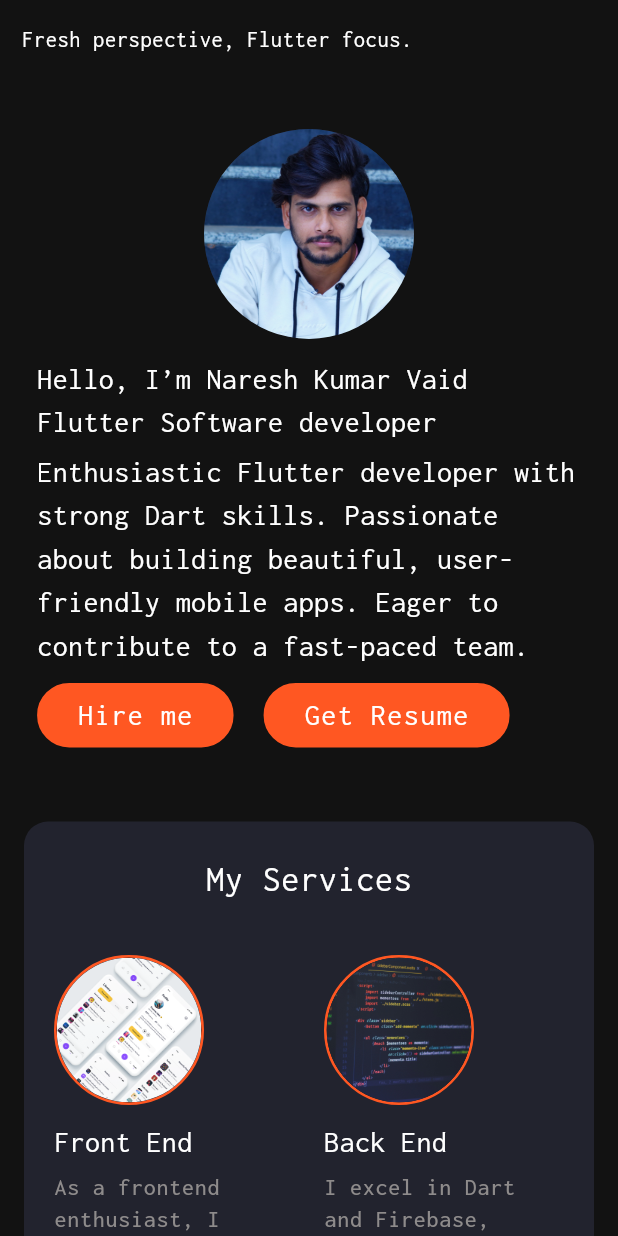
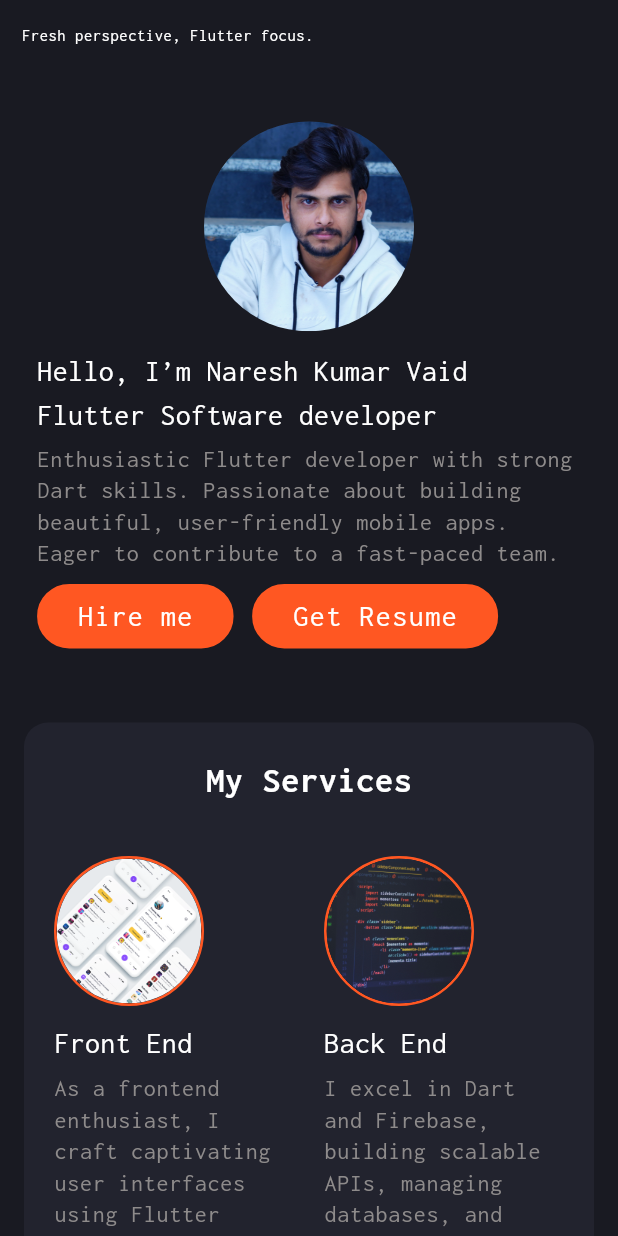
Before and after one commit to nareshved/portfolio, a Flutter app: the screen it shows after launch, on a phone screen of 412 x 824 dp. Run offline on Flutter 3.47's test engine with Material 3 defaults, Android fonts, the phone set to English and light mode, and no system bars; drawn by our look-alikes of animated_text_kit; our stand-ins replace percent_indicator; missing offline and left inert: web_pointer.

Commit message:
implement animation and some improvemnt

```diff
--- a/lib/constants/app_theme.dart
+++ b/lib/constants/app_theme.dart
@@ -9,10 +9,10 @@ final myDarkTheme = ThemeData(
   appBarTheme: const AppBarTheme(),
   colorScheme: const ColorScheme.dark(
     primary: primaryColor,
-    background: bgColor,
+    surface: bgColor,
     primaryContainer: containerColor,
     onPrimaryContainer: lableColor,
-    onBackground: fontColor,
+    onSurface: fontColor,
   ),
 
 
@@ -25,7 +25,7 @@ final myDarkTheme = ThemeData(
       fontSize: 34,
       fontFamily: "Console",
       color: fontColor,
-     // fontWeight: FontWeight.w700,
+      fontWeight: FontWeight.w700,
     ),
 
 
@@ -33,7 +33,7 @@ final myDarkTheme = ThemeData(
       fontSize: 24,
       fontFamily: "Console",
       color: fontColor,
-    // fontWeight: FontWeight.w700,
+    fontWeight: FontWeight.w700,
     ),
 
 
@@ -41,7 +41,7 @@ final myDarkTheme = ThemeData(
       fontSize: 20,
       fontFamily: "Console",
       color: fontColor,
-     // fontWeight: FontWeight.w400,
+      fontWeight: FontWeight.w400,
     ),
 
 
@@ -49,7 +49,7 @@ final myDarkTheme = ThemeData(
       fontSize: 18,
       fontFamily: "Console",
       color: fontColor,
-    //  fontWeight: FontWeight.w400,
+     fontWeight: FontWeight.w400,
     ),
 
 
@@ -57,7 +57,7 @@ final myDarkTheme = ThemeData(
       fontSize: 16,
       fontFamily: "Console",
       color: lableColor,
-     // fontWeight: FontWeight.w400,
+      fontWeight: FontWeight.w400,
     ),
   ),
 
--- a/lib/widgets/buttons/primary_button.dart
+++ b/lib/widgets/buttons/primary_button.dart
@@ -12,6 +12,7 @@ class PrimaryButton extends StatelessWidget {
       onTap: onTap,
       child: HoverEffectPage(
         builder: (isHover) => Container(
+
           padding: const EdgeInsets.symmetric(horizontal: 25, vertical: 5),
           decoration: BoxDecoration(
 
--- a/lib/widgets/mobile/appbar/appbar.dart
+++ b/lib/widgets/mobile/appbar/appbar.dart
@@ -1,3 +1,6 @@
+
+
+import 'package:animated_text_kit/animated_text_kit.dart';
 import 'package:flutter/material.dart';
 import 'package:portfolio/widgets/content/intro_content.dart';
 
@@ -15,10 +18,19 @@ class MobileCustomAppBar extends StatelessWidget {
         mainAxisAlignment: MainAxisAlignment.spaceBetween,
         children: [
 
-          Text(
-            tagline,
-            style: Theme.of(context).textTheme.bodySmall!.copyWith(fontSize: 15),
-          ),
+          // Text(
+          //   tagline,
+          //   style: Theme.of(context).textTheme.bodySmall!.copyWith(fontSize: 11),
+          // ),
+
+          AnimatedTextKit(
+            totalRepeatCount: 3,
+      animatedTexts: [
+        TyperAnimatedText(tagline, textStyle: Theme.of(context).textTheme.bodySmall!.copyWith(fontSize: 11)),
+
+      ],
+
+    ),
 
         ],
       ),
--- a/lib/widgets/mobile/info_section/info_section.dart
+++ b/lib/widgets/mobile/info_section/info_section.dart
@@ -1,4 +1,6 @@
+import 'package:animated_text_kit/animated_text_kit.dart';
 import 'package:flutter/material.dart';
+
 import 'package:portfolio/widgets/content/intro_content.dart';
 import '../../buttons/primary_button.dart';
 
@@ -20,14 +22,20 @@ class MobileInfoSectionPage extends StatelessWidget {
            radius: 70,
           ),
          SizedBox(height: mq.height * 0.015),
-          const Text(
-            introTitle,
-            style: TextStyle(fontFamily: "Console"),
-          ),
+           Align(
+            alignment: Alignment.topLeft,
+             child: AnimatedTextKit(
+             repeatForever: true,
+
+              animatedTexts: [
+                TyperAnimatedText(introTitle, textStyle: Theme.of(context).textTheme.bodyMedium)
+              ],
+                       ),
+           ),
           const SizedBox(height: 4),
-          const Text(
+           Text(
             introDesc,
-             style: TextStyle(fontFamily: "Console"),
+             style: Theme.of(context).textTheme.labelMedium
           ),
           const SizedBox(height: 10),
           Row(
@@ -36,7 +44,7 @@ class MobileInfoSectionPage extends StatelessWidget {
                 onTap: () {},
                 btnName: "Hire me",
               ),
-              const SizedBox(width: 20),
+               SizedBox(width: mq.width * 0.030),
               PrimaryButton(
                 onTap: () {},
                 btnName: "Get Resume",
--- a/lib/widgets/mobile/myskills/mobile_skill_section.dart
+++ b/lib/widgets/mobile/myskills/mobile_skill_section.dart
@@ -21,7 +21,7 @@ class MobileSkillSection extends StatelessWidget {
             "Skills",
             style: Theme.of(context).textTheme.bodyLarge,
           ),
-          SizedBox(height: mq.height * 0.070),
+          SizedBox(height: mq.height * 0.010),
           const ProgramingSkill(),
            SizedBox(height: mq.height * 0.050),
           Divider(
--- a/lib/widgets/mobile/myskills/programming_skills.dart
+++ b/lib/widgets/mobile/myskills/programming_skills.dart
@@ -24,7 +24,7 @@ class ProgramingSkill extends StatelessWidget {
            // const SizedBox(width: 10,)
           ],
         ),
-        const SizedBox(height: 50),
+         SizedBox(height: mq.height * 0.030),
         const Row(
           mainAxisAlignment: MainAxisAlignment.spaceAround,
 
--- a/lib/widgets/mobile/myskills/software_skills.dart
+++ b/lib/widgets/mobile/myskills/software_skills.dart
@@ -12,8 +12,11 @@ class SoftwareSkill extends StatelessWidget {
     return Padding(
       padding: const EdgeInsets.symmetric(vertical: 10, horizontal: 40),
       child: Column(
+        mainAxisAlignment: MainAxisAlignment.start,
+        crossAxisAlignment: CrossAxisAlignment.start,
         children: [
           Row(
+            mainAxisAlignment: MainAxisAlignment.start,
             // mainAxisAlignment: MainAxisAlignment.spaceAround,
             children: [
               Text(
@@ -23,7 +26,7 @@ class SoftwareSkill extends StatelessWidget {
               const SizedBox()
             ],
           ),
-          const SizedBox(height: 50),
+           SizedBox(height: mq.height * 0.030),
           const MyLinearProgressInductor(
               skillName: "Android Studio", percent: 0.7, lable: "70"),
            SizedBox(height: mq.height * 0.030),
--- a/pubspec.yaml
+++ b/pubspec.yaml
@@ -37,6 +37,8 @@ dependencies:
   cupertino_icons: ^1.0.6
   web_pointer: ^1.1.4
   percent_indicator: ^4.2.3
+  animated_text_kit: ^4.2.2
+  url_launcher: ^6.3.0
 
 dev_dependencies:
   flutter_test:
```
Also changed, not shown: lib/main.dart (line endings or trailing spaces), pubspec.lock, 5 other files.
